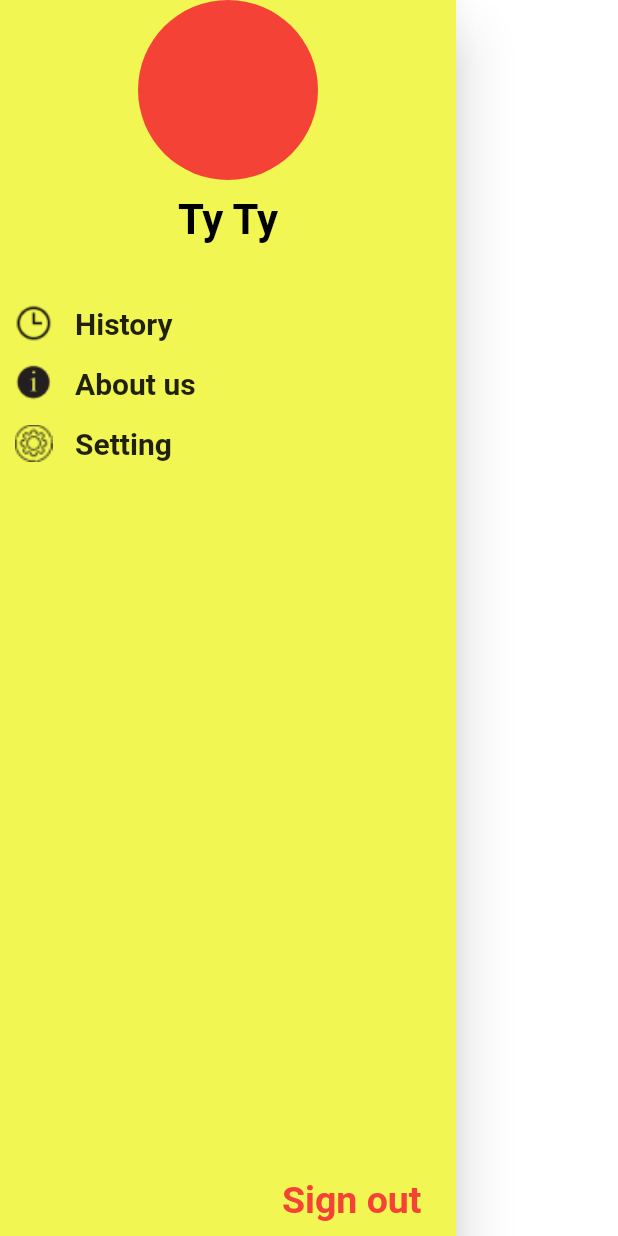
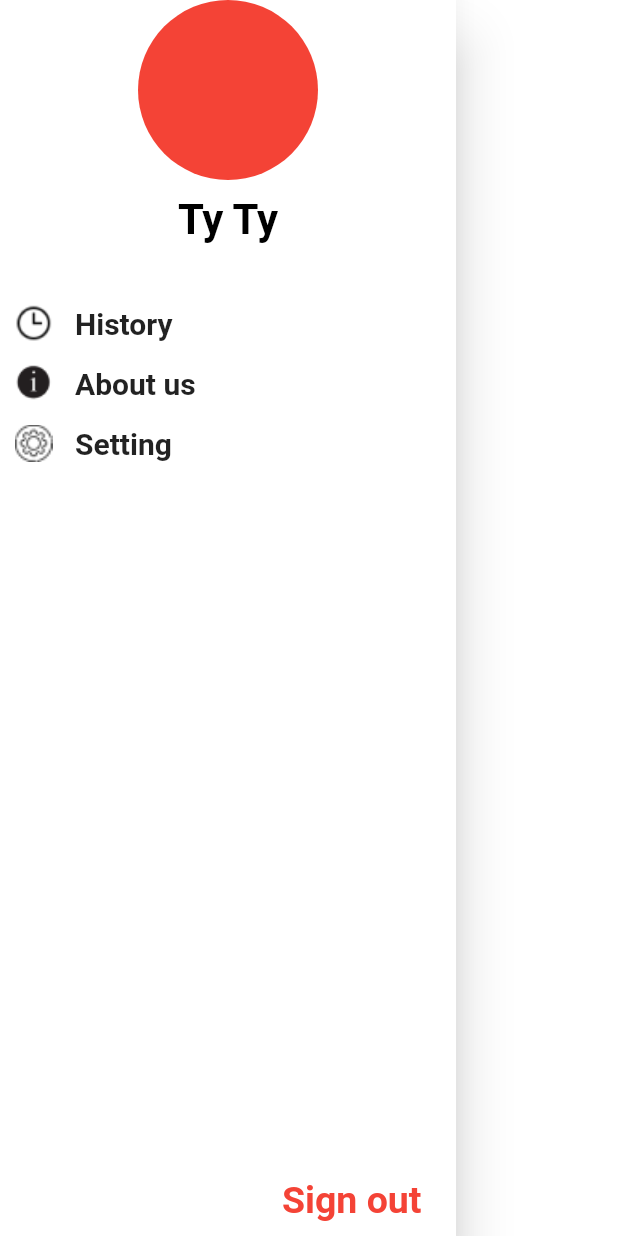
Before and after one commit to tannhuot/FlutterRoadSign, a Flutter app: the DrawerWidget widget shown alone on an empty page, opened directly, on a phone screen of 412 x 824 dp. Run offline on Flutter 3.47's test engine with Material 2 defaults, Android fonts, the phone set to English and light mode, and no system bars; network calls fail.

Commit message:
update drawer background color

```diff
--- a/lib/widgets/cts_elevated_button.dart
+++ b/lib/widgets/cts_elevated_button.dart
@@ -21,9 +21,6 @@ class CTSElevatedButton extends StatelessWidget {
     return SizedBox(
       width: width,
       height: height,
-      // decoration: BoxDecoration(
-      //   border: Border.all(color: Colors.white, width: 5),
-      // ),
       child: ElevatedButton(
         style: ElevatedButton.styleFrom(
           primary: const Color.fromRGBO(1, 11, 84, 1),
--- a/lib/widgets/drawer_widget.dart
+++ b/lib/widgets/drawer_widget.dart
@@ -10,7 +10,7 @@ class DrawerWidget extends StatelessWidget {
   @override
   Widget build(BuildContext context) {
     return Drawer(
-      backgroundColor: const Color.fromRGBO(242, 246, 82, 1),
+      backgroundColor: Colors.white,
       child: SafeArea(
         child: Column(children: [
           SizedBox(
```
